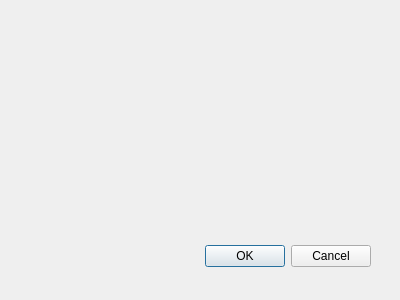
The window that officeHelp/ui_FileDialog.ui (michalhuras/Office-Help) describes before a commit, drawn with Qt 5.
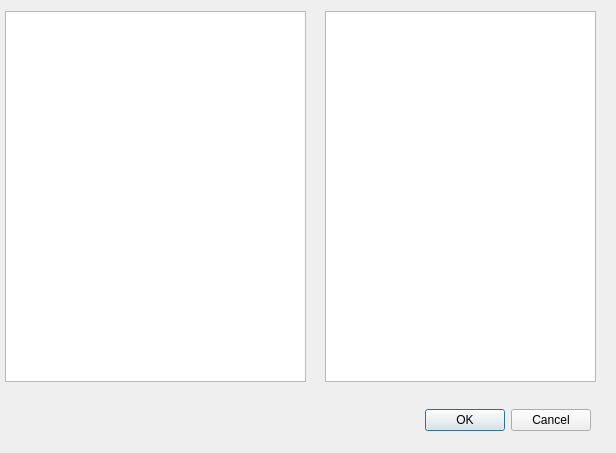
The same window after the commit.

The edit to the form file:
```diff
--- a/officeHelp/ui_FileDialog.ui
+++ b/officeHelp/ui_FileDialog.ui
@@ -8,8 +8,8 @@
    <rect>
     <x>0</x>
     <y>0</y>
-    <width>400</width>
-    <height>300</height>
+    <width>616</width>
+    <height>453</height>
    </rect>
   </property>
   <property name="windowTitle">
@@ -18,10 +18,10 @@
   <widget class="QDialogButtonBox" name="buttonBox">
    <property name="geometry">
     <rect>
-     <x>30</x>
-     <y>240</y>
-     <width>341</width>
-     <height>32</height>
+     <x>20</x>
+     <y>390</y>
+     <width>571</width>
+     <height>61</height>
     </rect>
    </property>
    <property name="orientation">
@@ -31,6 +31,26 @@
     <set>QDialogButtonBox::Cancel|QDialogButtonBox::Ok</set>
    </property>
   </widget>
+  <widget class="QTreeView" name="treeView">
+   <property name="geometry">
+    <rect>
+     <x>5</x>
+     <y>11</y>
+     <width>301</width>
+     <height>371</height>
+    </rect>
+   </property>
+  </widget>
+  <widget class="QListView" name="listView">
+   <property name="geometry">
+    <rect>
+     <x>325</x>
+     <y>11</y>
+     <width>271</width>
+     <height>371</height>
+    </rect>
+   </property>
+  </widget>
  </widget>
  <pixmapfunction/>
  <resources/>
```
Left out of the diff: 5 changed lines with no effect on the pictures.
